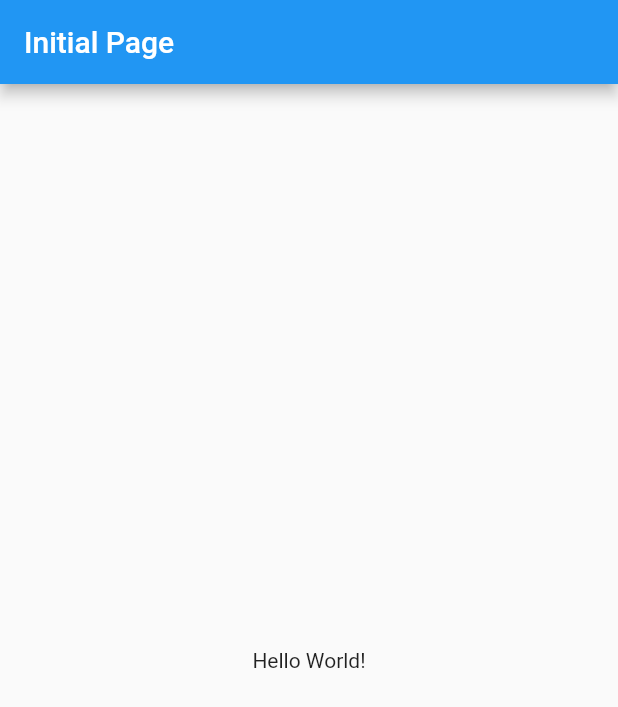
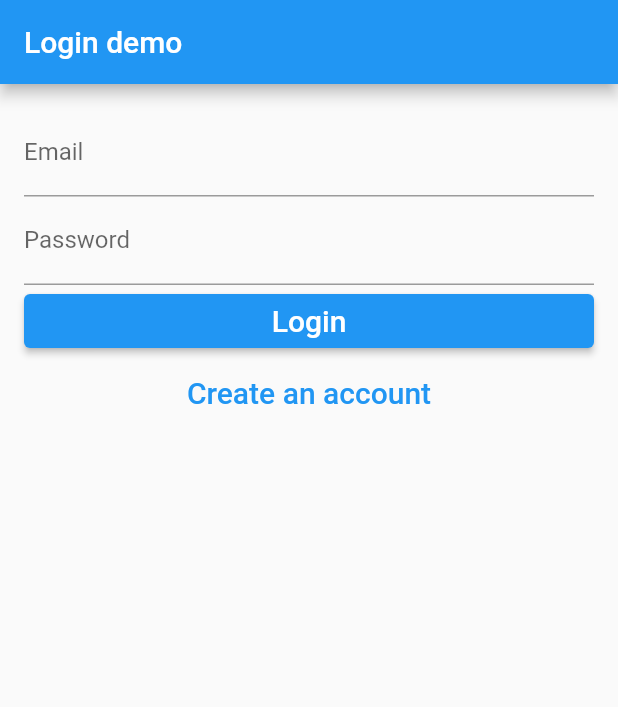
Before and after one commit to Donaboyev/learning-flutter, a Flutter app: the screen it shows after launch, on a phone screen of 412 x 824 dp. Shown: the top 707 px of the screen. Run offline on Flutter 3.47's test engine with Material 2 defaults, Android fonts, the phone set to English and light mode, and no system bars; drawn by our look-alikes of keyboard_dismisser; our stand-ins replace firebase_auth, firebase_core; accounts and stored records are empty.

```diff
--- /dev/null
+++ b/lib/auth.dart
@@ -0,0 +1,46 @@
+import 'dart:async';
+import 'package:firebase_auth/firebase_auth.dart';
+
+abstract class BaseAuth {
+  Stream<String> get onAuthStateChanged;
+  Future<String> signInWithEmailAndPassword(String email, String password);
+  Future<String> createUserWithEmailAndPassword(String email, String password);
+  Future<String> currentUser();
+  Future<void> signOut();
+}
+
+class Auth implements BaseAuth {
+  final FirebaseAuth _firebaseAuth = FirebaseAuth.instance;
+
+  @override
+  Stream<String> get onAuthStateChanged {
+    return _firebaseAuth.authStateChanges().map((User user) => user?.uid);
+  }
+
+  @override
+  Future<String> signInWithEmailAndPassword(
+      String email, String password) async {
+    final UserCredential user = await _firebaseAuth.signInWithEmailAndPassword(
+        email: email, password: password);
+    return user?.user?.uid;
+  }
+
+  @override
+  Future<String> createUserWithEmailAndPassword(
+      String email, String password) async {
+    final UserCredential user = await _firebaseAuth
+        .createUserWithEmailAndPassword(email: email, password: password);
+    return user?.user?.uid;
+  }
+
+  @override
+  Future<String> currentUser() async {
+    final User user = _firebaseAuth.currentUser;
+    return user?.uid;
+  }
+
+  @override
+  Future<void> signOut() async {
+    return _firebaseAuth.signOut();
+  }
+}
--- /dev/null
+++ b/lib/auth_provider.dart
@@ -0,0 +1,15 @@
+import 'package:flutter/material.dart';
+import 'package:for_learning/auth.dart';
+
+class AuthProvider extends InheritedWidget {
+  const AuthProvider({Key key, Widget child, this.auth})
+      : super(key: key, child: child);
+  final BaseAuth auth;
+
+  @override
+  bool updateShouldNotify(InheritedWidget oldWidget) => true;
+
+  static AuthProvider of(BuildContext context) {
+    return context.dependOnInheritedWidgetOfExactType<AuthProvider>();
+  }
+}
--- /dev/null
+++ b/lib/login_page.dart
@@ -0,0 +1,143 @@
+import 'package:flutter/material.dart';
+import 'package:for_learning/auth.dart';
+import 'package:for_learning/auth_provider.dart';
+import 'package:keyboard_dismisser/keyboard_dismisser.dart';
+
+class EmailFieldValidator {
+  static String validate(String value) {
+    return value.isEmpty ? 'Email can\'t be empty' : null;
+  }
+}
+
+class PasswordFieldValidator {
+  static String validate(String value) {
+    if (value.isEmpty) {
+      return 'Password can\'t be empty';
+    } else if (value.length < 6) {
+      return 'Password should contain at least 6 characters';
+    }
+    return null;
+  }
+}
+
+class LoginPage extends StatefulWidget {
+  @override
+  State<StatefulWidget> createState() => _LoginPageState();
+}
+
+enum FormType {
+  login,
+  register,
+}
+
+class _LoginPageState extends State<LoginPage> {
+  final GlobalKey<FormState> formKey = GlobalKey<FormState>();
+
+  String _email;
+  String _password;
+  FormType _formType = FormType.login;
+
+  bool validateAndSave() {
+    final FormState form = formKey.currentState;
+    if (form.validate()) {
+      form.save();
+      return true;
+    }
+    return false;
+  }
+
+  Future<void> validateAndSubmit() async {
+    if (validateAndSave()) {
+      try {
+        final BaseAuth auth = AuthProvider.of(context).auth;
+        if (_formType == FormType.login) {
+          await auth.signInWithEmailAndPassword(_email, _password);
+        } else {
+          await auth.createUserWithEmailAndPassword(_email, _password);
+        }
+      } catch (e) {
+        print('Error: $e');
+      }
+    }
+  }
+
+  void moveToRegister() {
+    formKey.currentState.reset();
+    setState(() {
+      _formType = FormType.register;
+    });
+  }
+
+  void moveToLogin() {
+    formKey.currentState.reset();
+    setState(() {
+      _formType = FormType.login;
+    });
+  }
+
+  @override
+  Widget build(BuildContext context) {
+    return KeyboardDismisser(
+      child: Scaffold(
+        appBar: AppBar(
+          title: Text('Login demo'),
+        ),
+        body: Container(
+          padding: EdgeInsets.all(16.0),
+          child: Form(
+            key: formKey,
+            child: Column(
+              crossAxisAlignment: CrossAxisAlignment.stretch,
+              children: buildInputs() + buildSubmitButtons(),
+            ),
+          ),
+        ),
+      ),
+    );
+  }
+
+  List<Widget> buildInputs() {
+    return [
+      TextFormField(
+        key: Key('email'),
+        decoration: InputDecoration(labelText: 'Email'),
+        validator: EmailFieldValidator.validate,
+        onSaved: (String value) => _email = value,
+      ),
+      TextFormField(
+        key: Key('password'),
+        decoration: InputDecoration(labelText: 'Password'),
+        obscureText: true,
+        validator: PasswordFieldValidator.validate,
+        onSaved: (String value) => _password = value,
+      ),
+    ];
+  }
+
+  List<Widget> buildSubmitButtons() {
+    if (_formType == FormType.login) {
+      return <Widget>[
+        ElevatedButton(
+          child: Text('Login', style: TextStyle(fontSize: 20.0)),
+          onPressed: validateAndSubmit,
+        ),
+        TextButton(
+          child: Text('Create an account', style: TextStyle(fontSize: 20.0)),
+          onPressed: moveToRegister,
+        ),
+      ];
+    } else {
+      return <Widget>[
+        ElevatedButton(
+          child: Text('Create an account', style: TextStyle(fontSize: 20.0)),
+          onPressed: validateAndSubmit,
+        ),
+        TextButton(
+          child:
+              Text('Have an account? Login', style: TextStyle(fontSize: 20.0)),
+          onPressed: moveToLogin,
+        ),
+      ];
+    }
+  }
+}
--- a/lib/main.dart
+++ b/lib/main.dart
@@ -1,37 +1,35 @@
+import 'package:firebase_core/firebase_core.dart';
 import 'package:flutter/material.dart';
+import 'package:for_learning/auth_provider.dart';
+import 'package:for_learning/auth.dart';
+import 'package:for_learning/root_page.dart';
 
 void main() => runApp(MyApp());
 
 class MyApp extends StatelessWidget {
   @override
   Widget build(BuildContext context) {
-    return MaterialApp(
-      debugShowCheckedModeBanner: false,
-      theme: ThemeData(
-        primarySwatch: Colors.blue,
-      ),
-      home: MyHomePage(),
+    return FutureBuilder(
+      future: Firebase.initializeApp(),
+      builder: (context, snapshot) {
+        if (snapshot.hasError) {
+          return null;
+        }
+        if (snapshot.connectionState == ConnectionState.done) {
+          return AuthProvider(
+            auth: Auth(),
+            child: MaterialApp(
+              debugShowCheckedModeBanner: false,
+              title: 'Login demo',
+              theme: ThemeData(
+                primarySwatch: Colors.blue,
+              ),
+              home: RootPage(),
+            ),
+          );
+        }
+        return CircularProgressIndicator();
+      },
     );
   }
 }
-
-class MyHomePage extends StatefulWidget {
-  @override
-  _MyHomePageState createState() => _MyHomePageState();
-}
-
-class _MyHomePageState extends State<MyHomePage> {
-  @override
-  Widget build(BuildContext context) {
-    return Scaffold(
-      appBar: AppBar(
-        title: Text('Initial Page'),
-      ),
-      body: Center(
-        child: Text(
-          'Hello World!',
-        ),
-      ),
-    );
-  }
-}
--- /dev/null
+++ b/lib/root_page.dart
@@ -0,0 +1,30 @@
+import 'package:flutter/material.dart';
+import 'package:for_learning/auth.dart';
+import 'package:for_learning/home_page.dart';
+import 'package:for_learning/login_page.dart';
+import 'package:for_learning/auth_provider.dart';
+
+class RootPage extends StatelessWidget {
+  @override
+  Widget build(BuildContext context) {
+    final BaseAuth auth = AuthProvider.of(context).auth;
+    return StreamBuilder<String>(
+        stream: auth.onAuthStateChanged,
+        builder: (BuildContext context, AsyncSnapshot<String> snapshot) {
+          if (snapshot.connectionState == ConnectionState.active) {
+            final bool isLoggedIn = snapshot.hasData;
+            return isLoggedIn ? HomePage() : LoginPage();
+          }
+          return _buildWaitingScreen();
+        });
+  }
+
+  Widget _buildWaitingScreen() {
+    return Scaffold(
+      body: Container(
+        alignment: Alignment.center,
+        child: CircularProgressIndicator(),
+      ),
+    );
+  }
+}
--- a/pubspec.yaml
+++ b/pubspec.yaml
@@ -13,6 +13,9 @@ dependencies:
     sdk: flutter
 
   cupertino_icons: ^1.0.2
+  firebase_auth: ^1.4.1
+  firebase_core: ^1.3.0
+  keyboard_dismisser: ^2.0.0
 
 dev_dependencies:
   flutter_test:
```
Also changed, not shown: lib/home_page.dart (added, +33 -0 lines), pubspec.lock, 4 other files.
